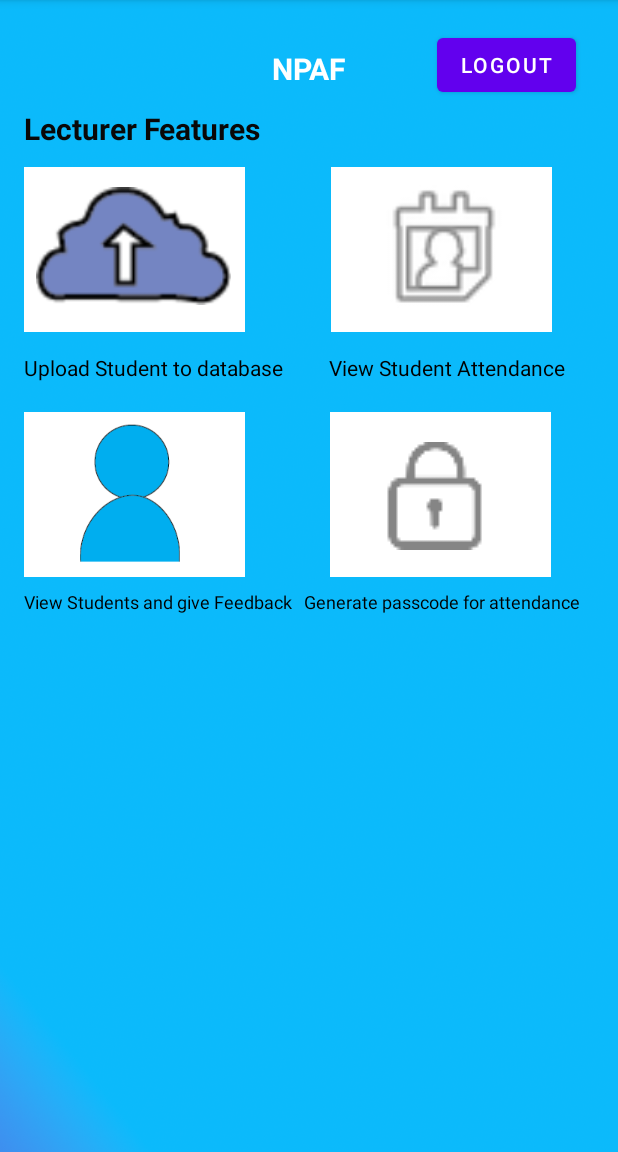
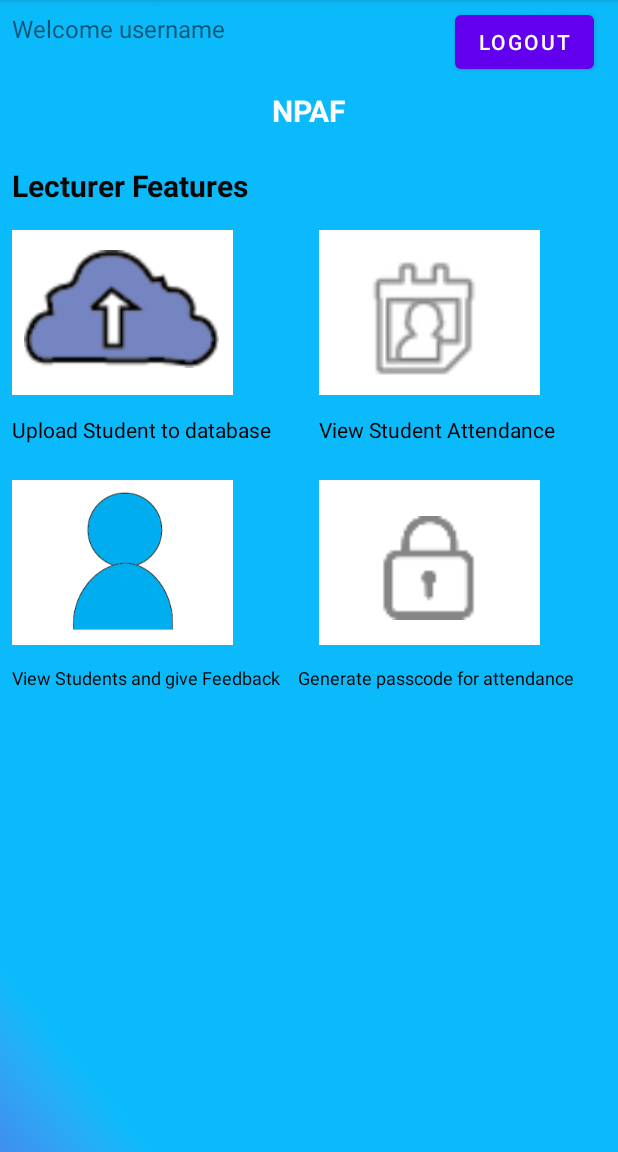
Before and after one commit to Minteckk/22_MADAssignment, an Android app: the LecturerMain screen opened directly, with no data from a screen before it, on a phone screen of 412 x 824 dp, the part 84-1236 px from its top. Run offline under Robolectric (Android 15) with nearby library versions, the phone set to English and light mode, and no system bars.

Commit message:
improve lecturer main page layout and add greeting

```diff
--- a/app/src/main/res/layout/activity_lecturer_main.xml
+++ b/app/src/main/res/layout/activity_lecturer_main.xml
@@ -10,8 +10,7 @@
     <ScrollView
         android:layout_width="match_parent"
         android:layout_height="match_parent"
-        app:layout_constraintEnd_toEndOf="parent"
-        tools:layout_editor_absoluteY="0dp">
+        tools:layout_editor_absoluteY="16dp">
 
         <androidx.constraintlayout.widget.ConstraintLayout
             android:layout_width="match_parent"
@@ -21,8 +20,8 @@
                 android:id="@+id/imageView"
                 android:layout_width="147dp"
                 android:layout_height="110dp"
-                android:layout_marginStart="16dp"
-                android:layout_marginTop="12dp"
+                android:layout_marginStart="8dp"
+                android:layout_marginTop="16dp"
                 app:layout_constraintStart_toStartOf="parent"
                 app:layout_constraintTop_toBottomOf="@+id/textView8"
                 app:srcCompat="@android:drawable/screen_background_light" />
@@ -32,31 +31,31 @@
                 android:layout_width="147dp"
                 android:layout_height="110dp"
                 android:layout_marginStart="57dp"
-                android:layout_marginTop="52dp"
+                android:layout_marginTop="16dp"
                 app:layout_constraintStart_toEndOf="@+id/imageView"
-                app:layout_constraintTop_toBottomOf="@+id/names"
+                app:layout_constraintTop_toBottomOf="@+id/textView8"
                 app:srcCompat="@android:drawable/screen_background_light" />
 
             <TextView
                 android:id="@+id/textView8"
                 android:layout_width="wrap_content"
                 android:layout_height="wrap_content"
-                android:layout_marginStart="16dp"
-                android:layout_marginTop="72dp"
+                android:layout_marginStart="8dp"
+                android:layout_marginTop="80dp"
                 android:text="Lecturer Features"
                 android:textColor="#090808"
                 android:textSize="20sp"
                 android:textStyle="bold"
                 app:layout_constraintStart_toStartOf="parent"
-                app:layout_constraintTop_toTopOf="parent" />
+                app:layout_constraintTop_toBottomOf="@+id/textView21" />
 
             <TextView
                 android:id="@+id/names"
                 android:layout_width="wrap_content"
                 android:layout_height="wrap_content"
-                android:layout_marginStart="32dp"
-                android:layout_marginTop="32dp"
-                android:layout_marginEnd="32dp"
+                android:layout_marginStart="8dp"
+                android:layout_marginTop="60dp"
+                android:layout_marginEnd="8dp"
                 android:text="NPAF"
                 android:textColor="@color/design_default_color_background"
                 android:textSize="20sp"
@@ -69,52 +68,55 @@
                 android:id="@+id/uploadStudtext"
                 android:layout_width="wrap_content"
                 android:layout_height="wrap_content"
-                android:layout_marginStart="16dp"
-                android:layout_marginTop="14dp"
+                android:layout_marginTop="13dp"
                 android:text="Upload Student to database "
                 android:textColor="#000000"
                 android:textSize="14sp"
-                app:layout_constraintStart_toStartOf="parent"
+                app:layout_constraintStart_toStartOf="@+id/imageView"
                 app:layout_constraintTop_toBottomOf="@+id/imageView" />
 
             <ImageView
                 android:id="@+id/db_student"
                 android:layout_width="130dp"
                 android:layout_height="81dp"
-                android:layout_marginStart="24dp"
-                android:layout_marginTop="24dp"
-                app:layout_constraintStart_toStartOf="parent"
-                app:layout_constraintTop_toBottomOf="@+id/textView8"
+                android:layout_marginStart="8dp"
+                android:layout_marginTop="12dp"
+                android:layout_marginEnd="9dp"
+                app:layout_constraintEnd_toEndOf="@+id/imageView"
+                app:layout_constraintHorizontal_bias="0.0"
+                app:layout_constraintStart_toStartOf="@+id/imageView"
+                app:layout_constraintTop_toTopOf="@+id/imageView"
                 app:srcCompat="@drawable/cloud_upload" />
 
             <TextView
                 android:id="@+id/textView7"
                 android:layout_width="wrap_content"
                 android:layout_height="wrap_content"
-                android:layout_marginStart="27dp"
-                android:layout_marginTop="14dp"
+                android:layout_marginTop="13dp"
                 android:text="View Student Attendance"
                 android:textColor="#000000"
                 android:textSize="14sp"
-                app:layout_constraintStart_toEndOf="@+id/uploadStudtext"
+                app:layout_constraintStart_toStartOf="@+id/imageView4"
                 app:layout_constraintTop_toBottomOf="@+id/imageView4" />
 
             <ImageView
                 android:id="@+id/view_student_attendance"
                 android:layout_width="101dp"
                 android:layout_height="108dp"
-                android:layout_marginStart="245dp"
-                android:layout_marginTop="111dp"
-                app:layout_constraintStart_toStartOf="parent"
-                app:layout_constraintTop_toTopOf="parent"
+                android:layout_marginStart="19dp"
+                android:layout_marginTop="6dp"
+                android:layout_marginEnd="27dp"
+                app:layout_constraintEnd_toEndOf="@+id/imageView4"
+                app:layout_constraintStart_toStartOf="@+id/imageView4"
+                app:layout_constraintTop_toTopOf="@+id/imageView4"
                 app:srcCompat="@android:drawable/ic_menu_my_calendar" />
 
             <ImageView
                 android:id="@+id/imageView5"
                 android:layout_width="147dp"
                 android:layout_height="110dp"
-                android:layout_marginStart="16dp"
-                android:layout_marginTop="20dp"
+                android:layout_marginStart="8dp"
+                android:layout_marginTop="24dp"
                 app:layout_constraintStart_toStartOf="parent"
                 app:layout_constraintTop_toBottomOf="@+id/uploadStudtext"
                 app:srcCompat="@android:drawable/screen_background_light" />
@@ -123,19 +125,21 @@
                 android:id="@+id/imageView6"
                 android:layout_width="147dp"
                 android:layout_height="110dp"
-                android:layout_marginStart="220dp"
-                android:layout_marginTop="20dp"
-                app:layout_constraintStart_toStartOf="parent"
-                app:layout_constraintTop_toBottomOf="@+id/uploadStudtext"
+                android:layout_marginStart="57dp"
+                android:layout_marginTop="24dp"
+                app:layout_constraintStart_toEndOf="@+id/imageView5"
+                app:layout_constraintTop_toBottomOf="@+id/textView7"
                 app:srcCompat="@android:drawable/screen_background_light" />
 
             <ImageView
                 android:id="@+id/studentView"
                 android:layout_width="77dp"
                 android:layout_height="92dp"
-                android:layout_marginStart="48dp"
+                android:layout_marginStart="8dp"
                 android:layout_marginTop="8dp"
-                app:layout_constraintStart_toStartOf="parent"
+                android:layout_marginEnd="8dp"
+                app:layout_constraintEnd_toEndOf="@+id/imageView5"
+                app:layout_constraintStart_toStartOf="@+id/imageView5"
                 app:layout_constraintTop_toTopOf="@+id/imageView5"
                 app:srcCompat="@drawable/student" />
 
@@ -143,20 +147,19 @@
                 android:id="@+id/textView4"
                 android:layout_width="wrap_content"
                 android:layout_height="wrap_content"
-                android:layout_marginStart="16dp"
-                android:layout_marginTop="8dp"
+                android:layout_marginTop="13dp"
                 android:text="View Students and give Feedback"
                 android:textColor="#000000"
                 android:textSize="12sp"
-                app:layout_constraintStart_toStartOf="parent"
+                app:layout_constraintStart_toStartOf="@+id/imageView5"
                 app:layout_constraintTop_toBottomOf="@+id/imageView5" />
 
             <Button
                 android:id="@+id/button_logout"
                 android:layout_width="wrap_content"
                 android:layout_height="wrap_content"
-                android:layout_marginTop="19dp"
-                android:layout_marginEnd="28dp"
+                android:layout_marginTop="4dp"
+                android:layout_marginEnd="16dp"
                 android:text="Logout"
                 app:layout_constraintEnd_toEndOf="parent"
                 app:layout_constraintTop_toTopOf="parent" />
@@ -165,8 +168,8 @@
                 android:id="@+id/pcAttendance"
                 android:layout_width="wrap_content"
                 android:layout_height="wrap_content"
-                android:layout_marginStart="8dp"
-                android:layout_marginTop="8dp"
+                android:layout_marginStart="12dp"
+                android:layout_marginTop="13dp"
                 android:text="Generate passcode for attendance"
                 android:textColor="#000000"
                 android:textSize="12sp"
@@ -175,14 +178,27 @@
 
             <ImageView
                 android:id="@+id/passcodeImg"
-                android:layout_width="77dp"
-                android:layout_height="72dp"
-                android:layout_marginStart="32dp"
-                android:layout_marginTop="20dp"
+                android:layout_width="80dp"
+                android:layout_height="69dp"
+                android:layout_marginStart="8dp"
+                android:layout_marginTop="24dp"
+                android:layout_marginEnd="8dp"
+                app:layout_constraintEnd_toEndOf="@+id/imageView6"
                 app:layout_constraintStart_toStartOf="@+id/imageView6"
                 app:layout_constraintTop_toTopOf="@+id/imageView6"
                 app:srcCompat="@drawable/passwordicon" />
 
+            <TextView
+                android:id="@+id/textView21"
+                android:layout_width="wrap_content"
+                android:layout_height="wrap_content"
+                android:layout_marginStart="8dp"
+                android:layout_marginTop="8dp"
+                android:text="Welcome username"
+                android:textSize="16sp"
+                app:layout_constraintStart_toStartOf="parent"
+                app:layout_constraintTop_toTopOf="parent" />
+
         </androidx.constraintlayout.widget.ConstraintLayout>
     </ScrollView>
 </androidx.constraintlayout.widget.ConstraintLayout>
```
